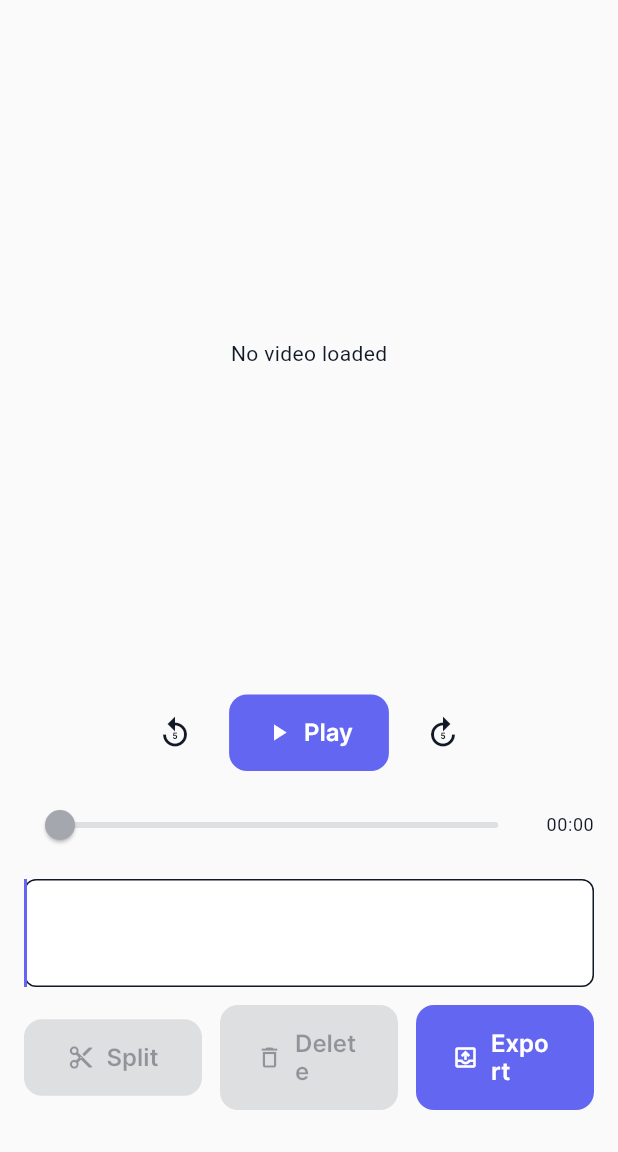
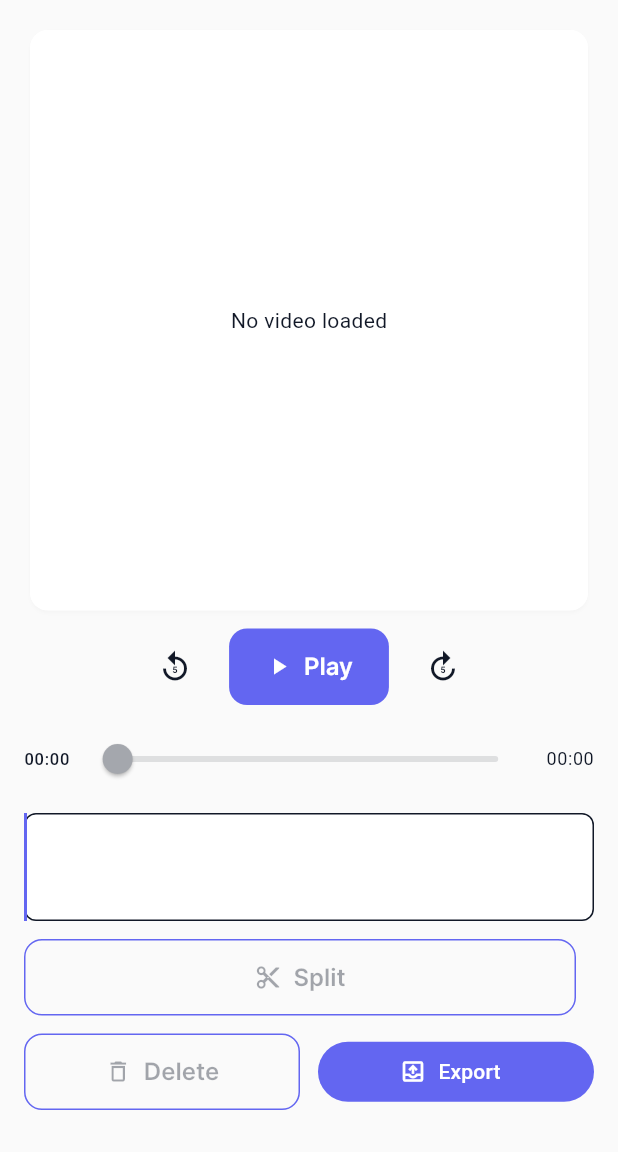
Before and after one commit to devarsh-ssh/video-editor-demo, a Flutter app: the VideoEditorPage screen opened by its route, on a phone screen of 412 x 824 dp, the part 84-1236 px from its top. Run offline on Flutter 3.47's test engine with Material 3 defaults, Android fonts, the phone set to English and light mode, and no system bars; our stand-ins replace connectivity_plus, dio, equatable, get_it, go_router, image_picker and 6 more; accounts and stored records are empty; generated files the repository leaves out were written again.

Commit message:
UI  updated

```diff
--- a/lib/features/video_editor/presentation/pages/video_editor_page.dart
+++ b/lib/features/video_editor/presentation/pages/video_editor_page.dart
@@ -108,7 +108,20 @@ class _VideoEditorPageState extends State<VideoEditorPage> {
         child: Column(
           crossAxisAlignment: CrossAxisAlignment.stretch,
           children: [
-            Expanded(child: Center(child: _buildPreview())),
+            Expanded(
+              child: Card(
+                elevation: 1,
+                clipBehavior: Clip.antiAlias,
+                shape: RoundedRectangleBorder(
+                  borderRadius: BorderRadius.circular(12),
+                ),
+                child: Container(
+                  color: Theme.of(context).colorScheme.surface,
+                  alignment: Alignment.center,
+                  child: _buildPreview(),
+                ),
+              ),
+            ),
             const SizedBox(height: 8),
             _buildPlaybackControls(context),
             const SizedBox(height: 12),
@@ -150,8 +163,16 @@ class _VideoEditorPageState extends State<VideoEditorPage> {
             ? controller!.value.duration.inMilliseconds.toDouble()
             : 0.0;
     final value = _playheadMs.clamp(0, maxMs.toInt()).toDouble();
-    return Row(
+    final endMs = controller?.value.duration.inMilliseconds ?? 0;
+    return Column(
       children: [
+        Row(
+          children: [
+            Text(
+              _formatMs(value.toInt()),
+              style: Theme.of(context).textTheme.labelSmall,
+            ),
+            const SizedBox(width: 8),
             Expanded(
               child: Slider(
                 value: maxMs == 0 ? 0 : value,
@@ -167,8 +188,10 @@ class _VideoEditorPageState extends State<VideoEditorPage> {
             ),
             const SizedBox(width: 8),
             Text(
-          _formatMs(value.toInt()),
+              _formatMs(endMs),
               style: Theme.of(context).textTheme.bodySmall,
+            ),
+          ],
         ),
       ],
     );
@@ -238,10 +261,12 @@ class _VideoEditorPageState extends State<VideoEditorPage> {
     final canSplit =
         _findSegmentIndexAtMs(_playheadMs) != null && _canSplitAt(_playheadMs);
     final canDelete = _selectedSegmentIndex != null && _segments.length > 1;
-    return Row(
-      children: [
+    return LayoutBuilder(
+      builder: (context, constraints) {
+        final isNarrow = constraints.maxWidth < 520;
+        final children = [
           Expanded(
-          child: ElevatedButton.icon(
+            child: OutlinedButton.icon(
               onPressed: canSplit ? _splitAtPlayhead : null,
               icon: const Icon(Icons.content_cut),
               label: const Text('Split'),
@@ -249,7 +274,7 @@ class _VideoEditorPageState extends State<VideoEditorPage> {
           ),
           const SizedBox(width: 12),
           Expanded(
-          child: ElevatedButton.icon(
+            child: OutlinedButton.icon(
               onPressed: canDelete ? _deleteSelected : null,
               icon: const Icon(Icons.delete_outline),
               label: const Text('Delete'),
@@ -257,13 +282,24 @@ class _VideoEditorPageState extends State<VideoEditorPage> {
           ),
           const SizedBox(width: 12),
           Expanded(
-          child: ElevatedButton.icon(
+            child: FilledButton.icon(
               onPressed: _isExporting ? null : _startExport,
               icon: const Icon(Icons.outbox_outlined),
               label: const Text('Export'),
             ),
           ),
+        ];
+        if (isNarrow) {
+          return Column(
+            children: [
+              Row(children: children.sublist(0, 2)),
+              const SizedBox(height: 12),
+              Row(children: children.sublist(2)),
             ],
+          );
+        }
+        return Row(children: children);
+      },
     );
   }
 
@@ -273,7 +309,12 @@ class _VideoEditorPageState extends State<VideoEditorPage> {
 
   Widget _buildExportBar(BuildContext context) {
     if (!_isExporting) return const SizedBox.shrink();
-    return Column(
+    return Card(
+      elevation: 1,
+      shape: RoundedRectangleBorder(borderRadius: BorderRadius.circular(12)),
+      child: Padding(
+        padding: const EdgeInsets.all(12),
+        child: Column(
           crossAxisAlignment: CrossAxisAlignment.stretch,
           children: [
             LinearProgressIndicator(
@@ -285,6 +326,8 @@ class _VideoEditorPageState extends State<VideoEditorPage> {
               textAlign: TextAlign.center,
             ),
           ],
+        ),
+      ),
     );
   }
 
```
Lines whose indentation alone changed are shown as unchanged.
